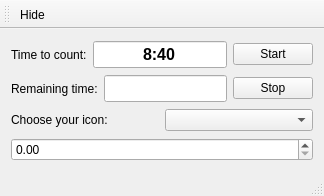
This is SysTrayTimer/mainwindow.ui in Edewin/WorkTimer as Qt 5 draws it before an edit. The edited form follows.
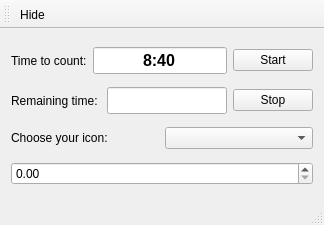
This is the edited form. Icons and pictures are not drawn.

Commit message:
Time is counting
- Counting is done with overtime too
- MsgBox has an bug when mainwindow is hidden
- getTimeToCount and timeToGoHome functions implemented (timeToGoHome needs attention)
- implemented seconds too for showing the remaining time
- updated readme.md

What changed in the file:
```diff
--- a/SysTrayTimer/mainwindow.ui
+++ b/SysTrayTimer/mainwindow.ui
@@ -10,7 +10,7 @@
     <x>0</x>
     <y>0</y>
     <width>324</width>
-    <height>196</height>
+    <height>225</height>
    </rect>
   </property>
   <property name="maximumSize">
@@ -73,7 +73,7 @@
         <item>
          <widget class="QLabel" name="label_2">
           <property name="text">
-           <string>Remaining time:</string>
+           <string>Remaining time: </string>
           </property>
          </widget>
         </item>
```
Left out of the diff: 2 changed lines with no effect on the pictures. The commit also changes 3 other files.
